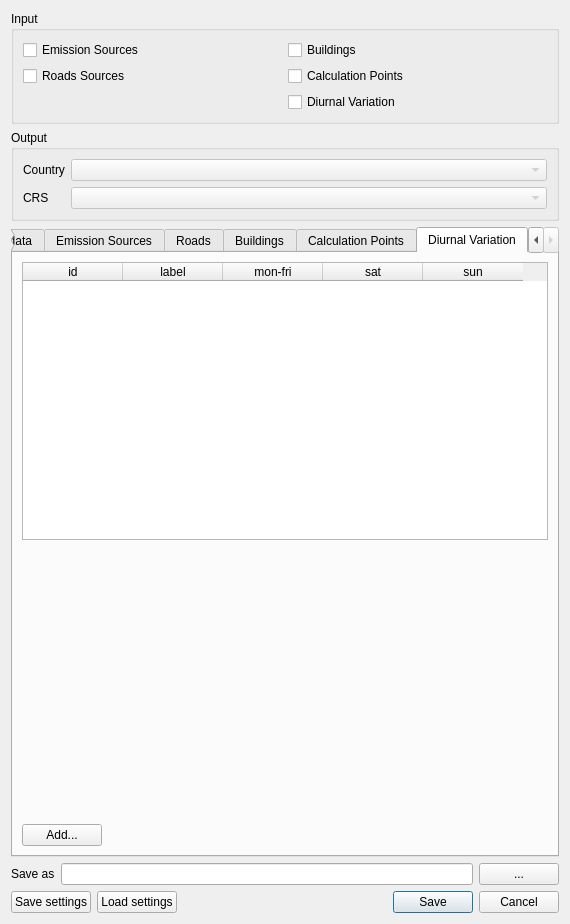
Old version of the form ImaerPlugin/generate_calc_input_dlg.ui in the repository opengeogroep/AERIUS-QGIS-plugins.
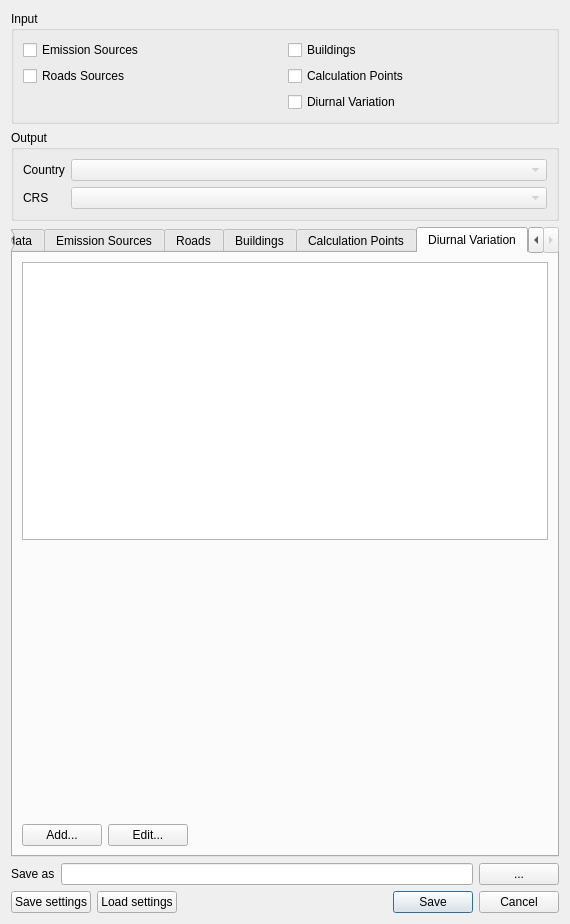
New version of the form. Custom widgets are drawn as their Qt base class.

Commit message: Diurnal Variation GUI (WiP)

Diff of the .ui file:
```diff
--- a/ImaerPlugin/generate_calc_input_dlg.ui
+++ b/ImaerPlugin/generate_calc_input_dlg.ui
@@ -1380,33 +1380,7 @@
       </attribute>
       <layout class="QVBoxLayout" name="verticalLayout_11">
        <item>
-        <widget class="QTableWidget" name="table_dv">
-         <column>
-          <property name="text">
-           <string>id</string>
-          </property>
-         </column>
-         <column>
-          <property name="text">
-           <string>label</string>
-          </property>
-         </column>
-         <column>
-          <property name="text">
-           <string>mon-fri</string>
-          </property>
-         </column>
-         <column>
-          <property name="text">
-           <string>sat</string>
-          </property>
-         </column>
-         <column>
-          <property name="text">
-           <string>sun</string>
-          </property>
-         </column>
-        </widget>
+        <widget class="QTableView" name="tableView_dv"/>
        </item>
        <item>
         <spacer name="verticalSpacer_4">
@@ -1430,6 +1404,13 @@
            </property>
           </widget>
          </item>
+         <item>
+          <widget class="QPushButton" name="button_dv_edit">
+           <property name="text">
+            <string>Edit...</string>
+           </property>
+          </widget>
+         </item>
          <item>
           <spacer name="horizontalSpacer_2">
            <property name="orientation">
```
The commit also changes 5 other files.
